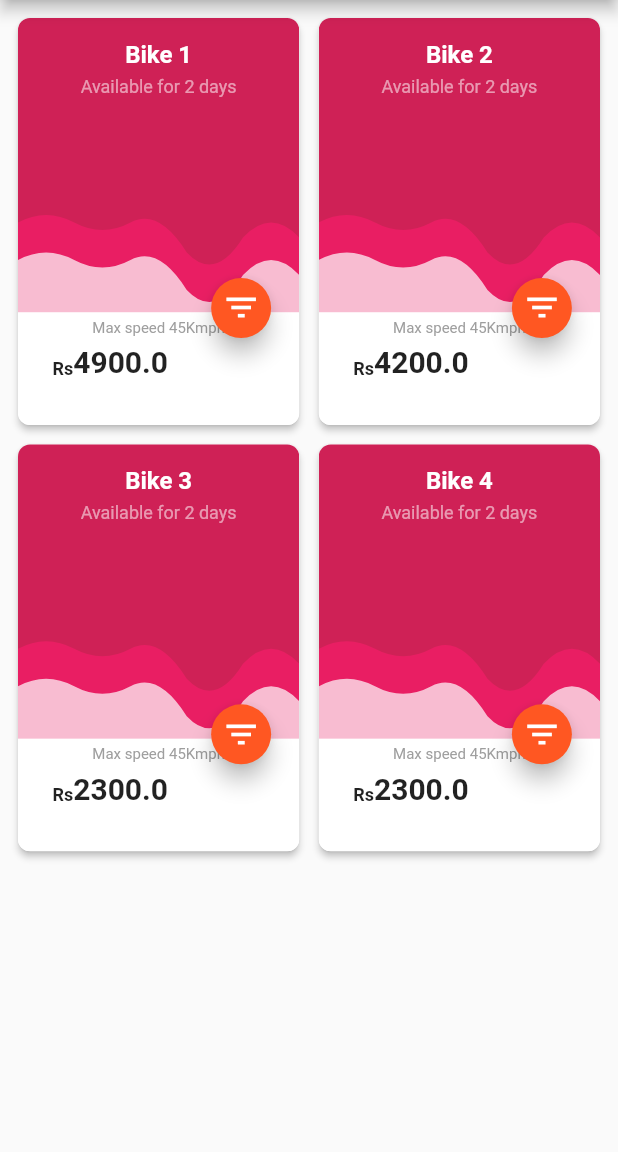
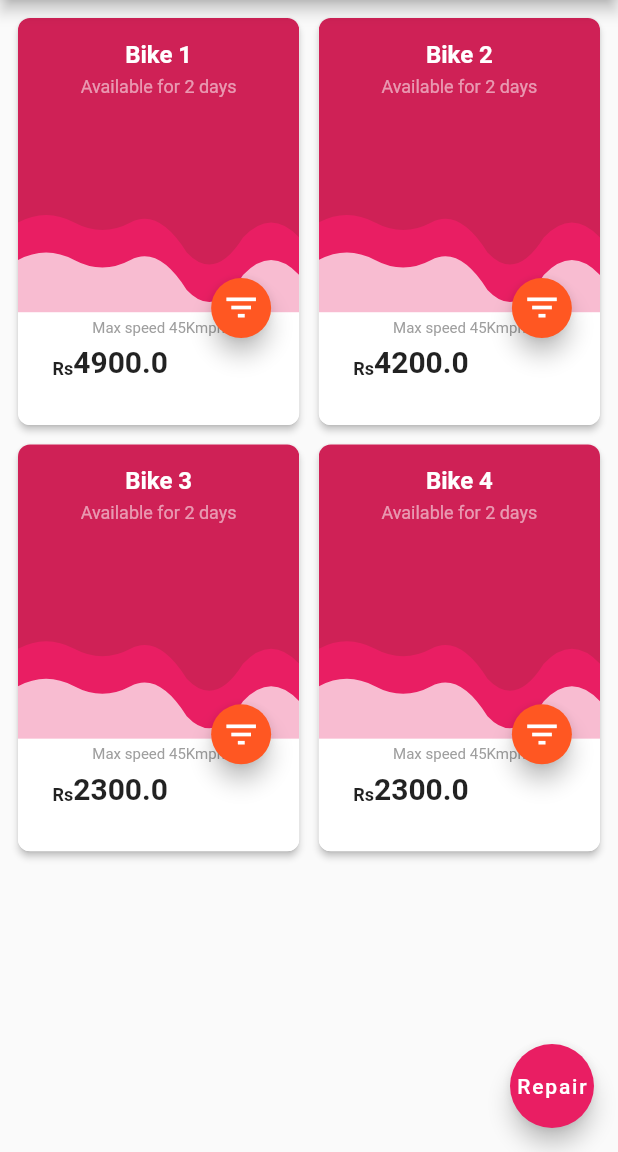
Before and after one commit to piyush97/EcoDrive-App, a Flutter app: the EnergyCardPage screen opened directly, on a phone screen of 412 x 824 dp, the part 84-1236 px from its top. Run offline on Flutter 3.47's test engine with Material 2 defaults, Android fonts, the phone set to English and light mode, and no system bars.

Commit message:
bikes shown

```diff
--- a/lib/pages/bikes.dart
+++ b/lib/pages/bikes.dart
@@ -1,5 +1,6 @@
 import 'package:flutter/material.dart';
 import "../widgets/general_card.dart";
+import "../main.dart";
 
 class EnergyCardPage extends StatefulWidget {
   @override
@@ -21,11 +22,21 @@ class _EnergyCardPageState extends State<EnergyCardPage> {
         child: ListView(
           children: <Widget>[
             new UserAccountsDrawerHeader(
-                accountName: new Text('Piyuh Mehta'),
+              accountName: new Text('Piyush Mehta'),
               accountEmail: new Text('testemail@test.com'),
               currentAccountPicture: new CircleAvatar(
-                  backgroundImage: new NetworkImage('http://i.pravatar.cc/400'),
+                backgroundImage: new NetworkImage('http://i.pravatar.cc/300'),
               ),
+            ),
+            new ListTile(
+              title: new Text('Log Out'),
+              onTap: () {
+                Navigator.of(context).pop();
+                Navigator.push(
+                    context,
+                    new MaterialPageRoute(
+                        builder: (BuildContext context) => new MyApp()));
+              },
             ),
           ],
         ),
@@ -60,6 +71,14 @@ class _EnergyCardPageState extends State<EnergyCardPage> {
             ),
           ],
         ),
-        ));
+      ),
+      floatingActionButton: FloatingActionButton(
+        onPressed: () {
+          // Add your onPressed code here!
+        },
+        child: Text("Repair"),
+        backgroundColor: Colors.pink,
+      ),
+    );
   }
 }
```
Lines whose indentation alone changed are shown as unchanged.
